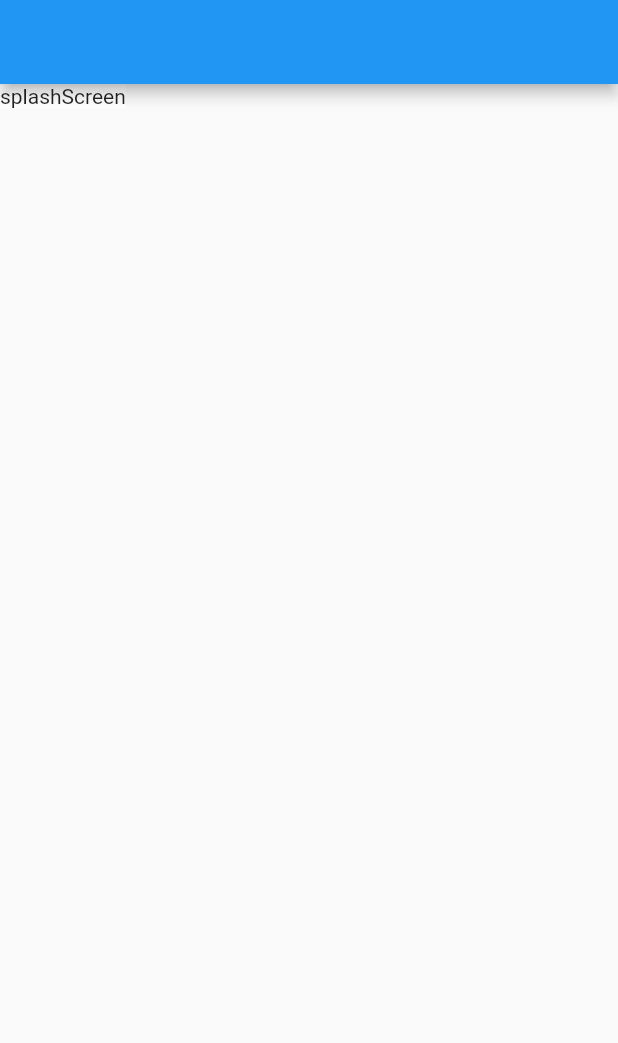
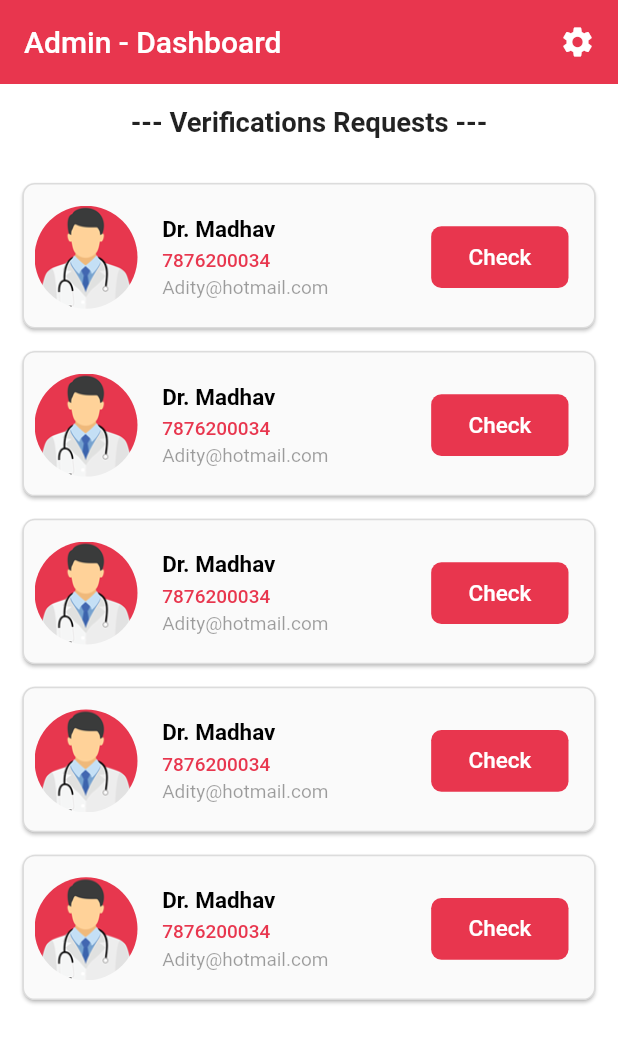
Before and after one commit to Madhav008/camhed, a Flutter app: the first screen one second after launch, on a phone screen of 412 x 824 dp. Shown: the top 1043 px of the screen. Run offline on Flutter 3.47's test engine with Material 2 defaults, Android fonts, the phone set to English and light mode, and no system bars; our stand-ins replace cloud_firestore, firebase_auth, firebase_core, firebase_storage, fluttertoast, image_picker and 2 more; missing offline and left inert: fdottedline, flutter_ticket_widget, geocoder, geolocation, otp_count_down; accounts and stored records are empty.

Commit message:
Admin Home Page Done

```diff
--- /dev/null
+++ b/lib/Admin/AdminPages/DoctorVerifyPage.dart
@@ -0,0 +1,35 @@
+import 'package:flutter/material.dart';
+
+class DoctorVerifyPage extends StatefulWidget {
+  const DoctorVerifyPage({Key key}) : super(key: key);
+
+  @override
+  _DoctorVerifyPageState createState() => _DoctorVerifyPageState();
+}
+
+class _DoctorVerifyPageState extends State<DoctorVerifyPage> {
+  @override
+  Widget build(BuildContext context) {
+    var height = MediaQuery.of(context).size.height;
+    var width = MediaQuery.of(context).size.width;
+    return Scaffold(
+      backgroundColor: Colors.white,
+      appBar: AppBar(
+        title: Text(
+          "Verify Requests",
+          style: TextStyle(color: Colors.white),
+        ),
+        actions: [
+          Padding(
+            padding: const EdgeInsets.only(right: 15),
+            child: Icon(Icons.settings),
+          )
+        ],
+        backgroundColor: Color(0xffe8364e),
+        elevation: 0,
+        iconTheme: IconThemeData(color: Colors.white),
+      ),
+
+    );
+  }
+}
--- /dev/null
+++ b/lib/Admin/AdminPages/adminHomePage.dart
@@ -0,0 +1,178 @@
+import 'package:camhed/Admin/AdminPages/DoctorVerifyPage.dart';
+import 'package:flutter/cupertino.dart';
+import 'package:flutter/material.dart';
+
+class AdminHomePage extends StatefulWidget {
+  const AdminHomePage({Key key}) : super(key: key);
+
+  @override
+  _AdminHomePageState createState() => _AdminHomePageState();
+}
+
+class _AdminHomePageState extends State<AdminHomePage> {
+  @override
+  Widget build(BuildContext context) {
+    var height = MediaQuery.of(context).size.height;
+    var width = MediaQuery.of(context).size.width;
+    return Scaffold(
+      backgroundColor: Colors.white,
+      appBar: AppBar(
+        title: Text(
+          "Admin - Dashboard",
+          style: TextStyle(color: Colors.white),
+        ),
+        actions: [
+          Padding(
+            padding: const EdgeInsets.only(right: 15),
+            child: Icon(Icons.settings),
+          )
+        ],
+        backgroundColor: Color(0xffe8364e),
+        elevation: 0,
+        iconTheme: IconThemeData(color: Colors.white),
+      ),
+      body: SingleChildScrollView(
+        child: Column(
+          children: [
+            Padding(
+              padding: const EdgeInsets.only(top: 15),
+              child: Row(
+                mainAxisAlignment: MainAxisAlignment.center,
+                children: [
+                  Text(
+                    "--- Verifications Requests ---",
+                    style: TextStyle(
+                        fontSize: height / 45, fontWeight: FontWeight.w600),
+                  ),
+                ],
+              ),
+            ),
+            Padding(
+              padding: const EdgeInsets.only(top: 15),
+              child: ListView.builder(
+                  physics: NeverScrollableScrollPhysics(),
+                  scrollDirection: Axis.vertical,
+                  shrinkWrap: true,
+                  itemCount: 5,
+                  itemBuilder: (context, index) {
+                    return InkWell(
+                      child: Padding(
+                        padding:
+                            const EdgeInsets.only(right: 15, top: 15, left: 15),
+                        child: Material(
+                          elevation: 1,
+                          borderRadius: BorderRadius.circular(height / 100),
+                          child: Container(
+                            height: height / 8.5,
+                            decoration: BoxDecoration(
+                              border: Border.all(color: Colors.black12),
+                              borderRadius: BorderRadius.circular(height / 100),
+                            ),
+                            child: Column(
+                              mainAxisAlignment: MainAxisAlignment.center,
+                              children: [
+                                Column(
+                                  children: [
+                                    Padding(
+                                      padding: const EdgeInsets.only(
+                                          left: 7, top: 7, right: 7, bottom: 5),
+                                      child: Row(
+                                        crossAxisAlignment:
+                                            CrossAxisAlignment.center,
+                                        mainAxisAlignment:
+                                            MainAxisAlignment.spaceBetween,
+                                        children: [
+                                          Row(
+                                            children: [
+                                              Container(
+                                                height: height / 12,
+                                                width: height / 12,
+                                                decoration: BoxDecoration(
+                                                    borderRadius:
+                                                        BorderRadius.circular(
+                                                            100000),
+                                                    image: DecorationImage(
+                                                        image: AssetImage(
+                                                            "Images/doctorlogo.png"))),
+                                              ),
+                                              SizedBox(
+                                                width: width / 25,
+                                              ),
+                                              Column(
+                                                crossAxisAlignment:
+                                                    CrossAxisAlignment.start,
+                                                children: [
+                                                  Text(
+                                                    "Dr. Madhav",
+                                                    style: TextStyle(
+                                                        color: Colors.black,
+                                                        fontWeight:
+                                                            FontWeight.w600,
+                                                        fontSize: height / 55),
+                                                  ),
+                                                  SizedBox(
+                                                    height: height / 200,
+                                                  ),
+                                                  Text(
+                                                    "7876200034",
+                                                    style: TextStyle(
+                                                        color: Color(0xffe8364e),
+                                                        fontWeight:
+                                                            FontWeight.w500,
+                                                        fontSize: height / 65),
+                                                  ),
+                                                  SizedBox(
+                                                    height: height / 250,
+                                                  ),
+                                                  Text(
+                                                    "Adity@hotmail.com",
+                                                    style: TextStyle(
+                                                        color: Colors.black38,
+                                                        fontSize: height / 65),
+                                                  ),
+                                                ],
+                                              )
+                                            ],
+                                          ),
+                                          Padding(
+                                            padding: const EdgeInsets.only(right: 10),
+                                            child: Column(
+                                              crossAxisAlignment:
+                                                  CrossAxisAlignment.end,
+                                              children: [
+                                                InkWell(
+                                                  onTap: (){
+                                                    Navigator.push(context, MaterialPageRoute(builder: (context)=>DoctorVerifyPage()));
+                                                  },
+                                                  child: Container(
+                                                    height: height/20,
+                                                    width: width/4.5,
+                                                    decoration: BoxDecoration(
+                                                      borderRadius: BorderRadius.circular(height/120),
+                                                      color: Color(0xffe8364e)
+                                                    ),
+                                                    child: Center(child: Text("Check",style: TextStyle(color: Colors.white,fontWeight: FontWeight.w500,fontSize: height/55),))
+                                                  ),
+                                                )
+                                              ],
+                                            ),
+                                          )
+                                        ],
+                                      ),
+                                    ),
+                                  ],
+                                ),
+                              ],
+                            ),
+                          ),
+                        ),
+                      ),
+                    );
+                  }),
+            ),
+          ],
+        ),
+      ),
+    );
+  }
+}
--- a/lib/main.dart
+++ b/lib/main.dart
@@ -1,3 +1,4 @@
+import 'package:camhed/Admin/AdminPages/adminHomePage.dart';
 import 'package:camhed/Client/Pages/Provider/AppointmentProvider.dart';
 import 'package:camhed/Client/Pages/Provider/DoctorSearchProvider.dart';
 import 'package:camhed/Client/Pages/Provider/LocationProvider.dart';
@@ -76,7 +77,8 @@ class MyApp extends StatelessWidget {
                 return SplashScreen();
                 break;
               default:
-                return InitialSplashScreen();
+                // return InitialSplashScreen();
+                return AdminHomePage();
             }
           },
         ),
```
